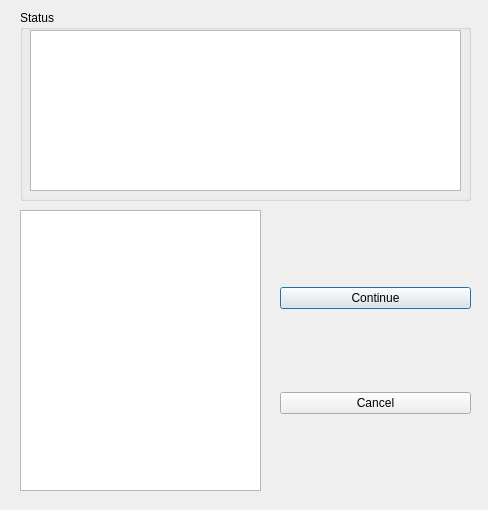
The window that sub_ui/ManualBalanceUI.ui (pwang96/MEASURE) describes before a commit, drawn with Qt 5.
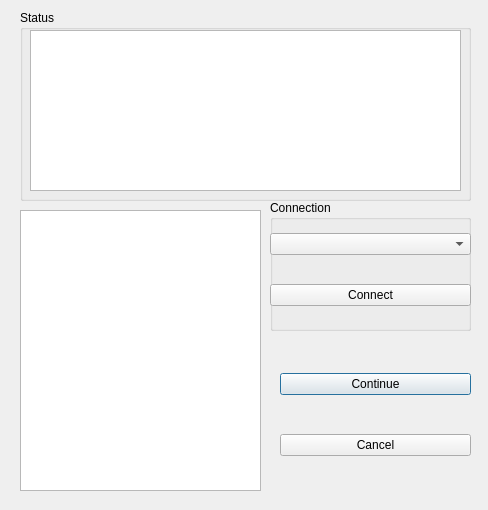
The same window after the commit.

Commit message: General clean Manual balance (without connection) added

The edit to the form file:
```diff
--- a/sub_ui/ManualBalanceUI.ui
+++ b/sub_ui/ManualBalanceUI.ui
@@ -50,9 +50,9 @@
    <property name="geometry">
     <rect>
      <x>280</x>
-     <y>210</y>
+     <y>340</y>
      <width>191</width>
-     <height>281</height>
+     <height>151</height>
     </rect>
    </property>
    <layout class="QVBoxLayout" name="verticalLayout">
@@ -72,6 +72,41 @@
     </item>
    </layout>
   </widget>
+  <widget class="QGroupBox" name="groupBox_2">
+   <property name="geometry">
+    <rect>
+     <x>270</x>
+     <y>200</y>
+     <width>201</width>
+     <height>131</height>
+    </rect>
+   </property>
+   <property name="title">
+    <string>Connection</string>
+   </property>
+   <widget class="QWidget" name="verticalLayoutWidget_2">
+    <property name="geometry">
+     <rect>
+      <x>0</x>
+      <y>10</y>
+      <width>201</width>
+      <height>121</height>
+     </rect>
+    </property>
+    <layout class="QVBoxLayout" name="verticalLayout_2">
+     <item>
+      <widget class="QComboBox" name="portCombo"/>
+     </item>
+     <item>
+      <widget class="QPushButton" name="connectButton">
+       <property name="text">
+        <string>Connect</string>
+       </property>
+      </widget>
+     </item>
+    </layout>
+   </widget>
+  </widget>
  </widget>
  <resources/>
  <connections/>
```
The commit also changes 9 other files.
